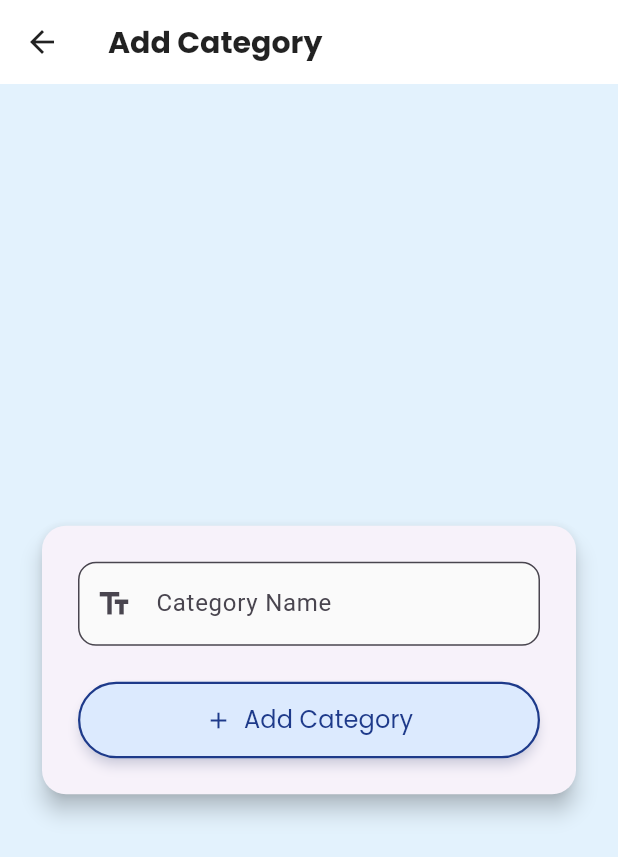
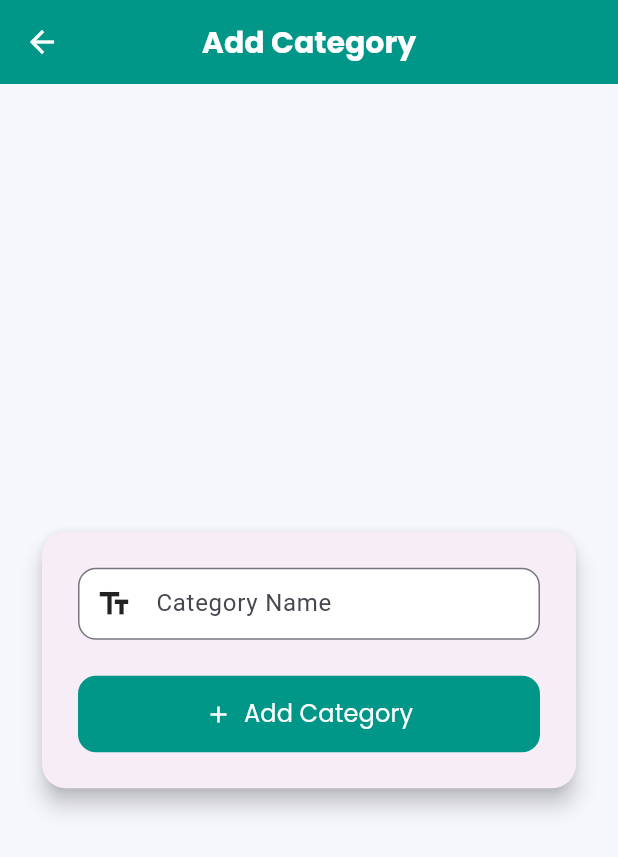
Before and after one commit to vaghelachirag/DevProductAdmin, a Flutter app: the screen it shows after launch, in the side drawer, after a tap on "Add Category", on a phone screen of 412 x 824 dp. Shown: the top 857 px of the screen. Run offline on Flutter 3.47's test engine with Material 3 defaults, Android fonts, the phone set to English and light mode, and no system bars; our stand-ins replace easy_localization, flutter_dotenv, flutter_hooks, flutter_riverpod, flutter_screenutil, go_router and 7 more; missing offline and left inert: dart:html; network calls fail.

```diff
--- /dev/null
+++ b/lib/core/app_theme.dart
@@ -0,0 +1,69 @@
+import 'package:flutter/material.dart';
+import '../base/extensions/utils/app_colors.dart';
+
+class AppTheme {
+  static ThemeData get light {
+    const Color primary = Color(0xFF009688); // teal
+    const Color primaryDark = Color(0xFF00796B);
+
+    final ColorScheme colorScheme = const ColorScheme.light(
+      primary: primary,
+      primaryContainer: primaryDark,
+      secondary: AppColors.secondaryColor,
+      surface: Colors.white,
+      background: Color(0xFFF6F7FB),
+      onPrimary: Colors.white,
+      onSecondary: Colors.white,
+      onSurface: Colors.black87,
+      onBackground: Colors.black87,
+    );
+
+    return ThemeData(
+      colorScheme: colorScheme,
+      primaryColor: primary,
+      scaffoldBackgroundColor: const Color(0xFFF6F7FB),
+      appBarTheme: const AppBarTheme(
+        elevation: 0,
+        centerTitle: true,
+        foregroundColor: Colors.white,
+        backgroundColor: primary,
+      ),
+      useMaterial3: true,
+      inputDecorationTheme: InputDecorationTheme(
+        filled: true,
+        fillColor: Colors.white,
+        contentPadding: const EdgeInsets.symmetric(horizontal: 14, vertical: 12),
+        border: OutlineInputBorder(
+          borderRadius: BorderRadius.circular(12),
+          borderSide: const BorderSide(color: AppColors.inputBorderColor),
+        ),
+        enabledBorder: OutlineInputBorder(
+          borderRadius: BorderRadius.circular(12),
+          borderSide: const BorderSide(color: AppColors.inputBorderColor),
+        ),
+        focusedBorder: OutlineInputBorder(
+          borderRadius: BorderRadius.circular(12),
+          borderSide: const BorderSide(color: primary),
+        ),
+        labelStyle: const TextStyle(color: AppColors.inputLabelColor),
+      ),
+      tabBarTheme: const TabBarThemeData(
+        labelColor: Colors.white,
+        unselectedLabelColor: Colors.white70,
+        indicatorColor: Colors.transparent,
+      ),
+      cardTheme: CardThemeData(
+        color: const Color(0xFFF6EDF7), // subtle lilac like screenshot
+        elevation: 0,
+        shape: RoundedRectangleBorder(
+          borderRadius: BorderRadius.circular(20),
+        ),
+      ),
+      textTheme: const TextTheme(
+        titleLarge: TextStyle(fontWeight: FontWeight.w700),
+        titleMedium: TextStyle(fontWeight: FontWeight.w600),
+        bodyMedium: TextStyle(),
+      ),
+    );
+  }
+}
--- a/lib/main.dart
+++ b/lib/main.dart
@@ -5,6 +5,7 @@ import 'package:shopkeeper_admin/router/app_router.dart';
 import 'package:flutter_dotenv/flutter_dotenv.dart';
 
 import 'appConfig.dart';
+import 'core/app_theme.dart';
 
 void main() async {
   WidgetsFlutterBinding.ensureInitialized();
@@ -37,6 +38,7 @@ class MyApp extends StatelessWidget {
     return MaterialApp.router(
       title: 'DevAdmin',
       debugShowCheckedModeBanner: false,
+      theme: AppTheme.light,
       locale: context.locale,
       supportedLocales: context.supportedLocales,
       localizationsDelegates: context.localizationDelegates,
--- a/lib/screens/category/addCategory.dart
+++ b/lib/screens/category/addCategory.dart
@@ -64,19 +64,12 @@ class AddCategoryPage extends ConsumerWidget {
     }
 
     return Scaffold(
-      backgroundColor: Colors.blue[50],
       appBar: AppBar(
-        backgroundColor: Colors.white,
-        elevation: 0,
         title: Text(
           'Add Category',
-          style: GoogleFonts.poppins(
-            color: Colors.black87,
-            fontWeight: FontWeight.w600,
-            fontSize: 20,
+          style: GoogleFonts.poppins(fontWeight: FontWeight.w600, fontSize: 20),
         ),
-        ),
-        iconTheme: const IconThemeData(color: Colors.black87),
+        centerTitle: true,
       ),
       body: Center(
         child: SingleChildScrollView(
@@ -106,29 +99,24 @@ class AddCategoryPage extends ConsumerWidget {
                           ? const Center(child: CircularProgressIndicator())
                           : ElevatedButton.icon(
                               onPressed: submit,
-                        icon: const Icon(Icons.add, color: Color(0xFF1E3A8A)),
+                              icon: const Icon(Icons.add, color: Colors.white),
                               label: Text(
                                 'Add Category',
                                 style: GoogleFonts.poppins(
                                   fontSize: 16,
                                   fontWeight: FontWeight.w500,
-                            color: const Color(0xFF1E3A8A),
+                                  color: Colors.white,
                                 ),
                               ),
                               style: ElevatedButton.styleFrom(
-                          backgroundColor: const Color(0xFFDCEAFE),
+                                backgroundColor:
+                                    Theme.of(context).colorScheme.primary,
                                 padding: const EdgeInsets.symmetric(
                                     vertical: 14, horizontal: 20),
                                 shape: RoundedRectangleBorder(
-                            borderRadius: BorderRadius.circular(30),
-                            side: const BorderSide(
-                              color: Color(0xFF1E3A8A),
-                              width: 1.5,
+                                  borderRadius: BorderRadius.circular(12),
                                 ),
-                          ),
-                          elevation: 3,
-                          shadowColor:
-                          const Color(0xFF1E3A8A).withOpacity(0.3),
+                                elevation: 0,
                               ),
                             ),
                     ],
@@ -159,7 +147,7 @@ class AddCategoryPage extends ConsumerWidget {
         prefixIcon: Icon(icon),
         border: OutlineInputBorder(borderRadius: BorderRadius.circular(12)),
         filled: true,
-        fillColor: Colors.grey[50],
+        fillColor: Colors.white,
       ),
       style: GoogleFonts.poppins(),
     );
```
Also changed, not shown: lib/screens/billing/billing_screen.dart (+32 -23 lines), lib/screens/product/addProduct/addproduct.dart (+26 -36 lines), lib/screens/product/productListing/search_product_page.dart (+53 -29 lines). Lines whose indentation alone changed are shown as unchanged.
